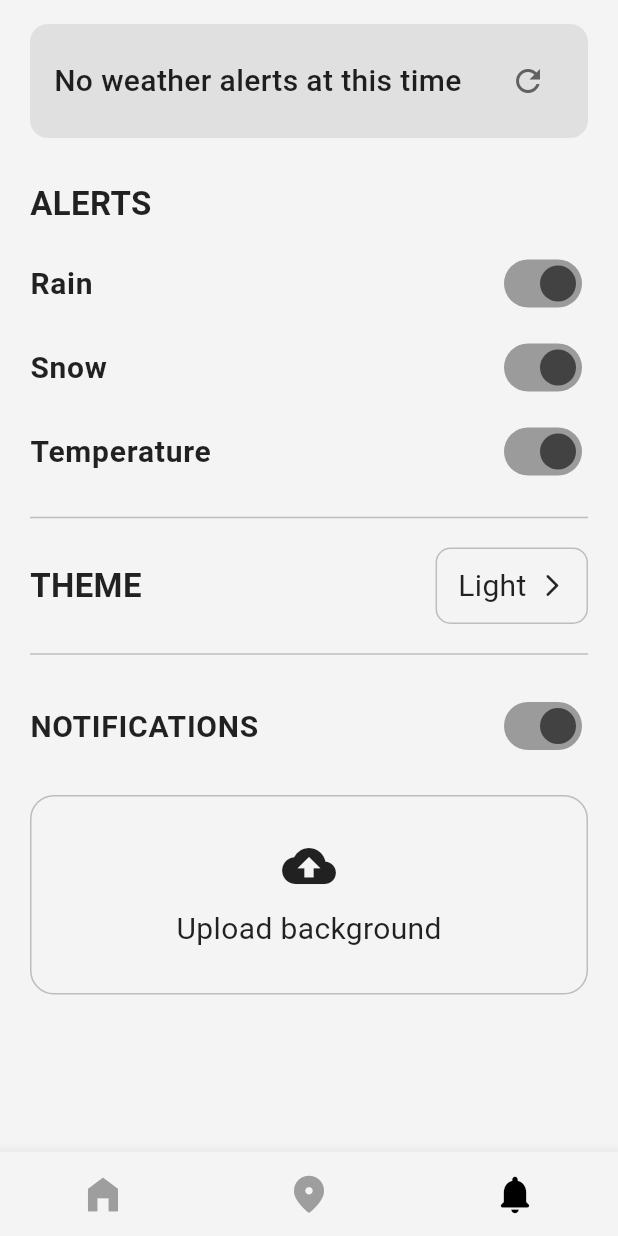
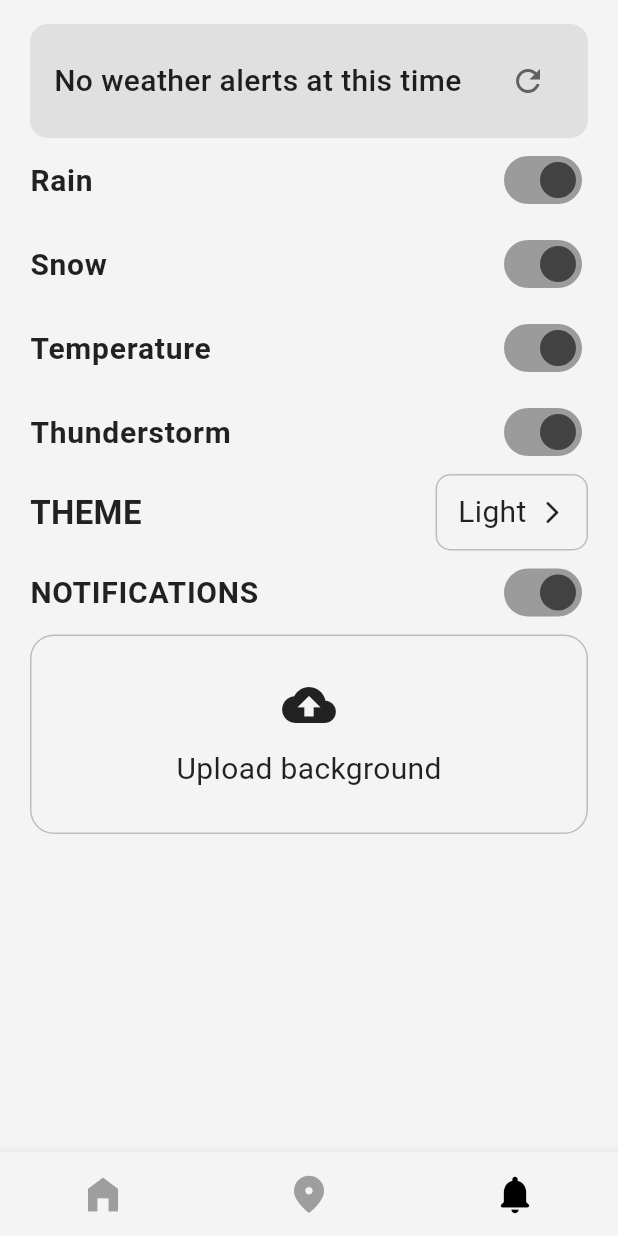
Before and after one commit to tan8325/Project-2, a Flutter app: the screen it shows after launch, item 3 of the bottom bar chosen, after a tap on the "refresh" icon, on a phone screen of 412 x 824 dp. Run offline on Flutter 3.47's test engine with Material 3 defaults, Android fonts, the light colour scheme and no system bars; our stand-ins replace cloud_firestore, file_picker, firebase_core, flutter_map, latlong2, shared_preferences and 1 more; accounts and stored records are empty; network calls fail.

Commit message:
added thunderstorm alert

```diff
--- a/lib/home_screen.dart
+++ b/lib/home_screen.dart
@@ -119,7 +119,9 @@ class _HomeScreenState extends State<HomeScreen> {
   }
 
   condition = condition.toLowerCase();
-    if (condition.contains('rain')) {
+  if (condition.contains('thunder')) {
+    return {'icon': Icons.flash_on, 'color': Colors.blueGrey}; // Thunderstorm icon
+  } else if (condition.contains('rain')) {
     return {'icon': Icons.cloudy_snowing, 'color': Colors.blueGrey};
   } else if (condition.contains('cloud')) {
     return {'icon': Icons.cloud_rounded, 'color': Colors.grey[700]};
@@ -133,6 +135,7 @@ class _HomeScreenState extends State<HomeScreen> {
     return {'icon': Icons.cloud, 'color': Colors.grey[700]};
   }
 }
+
 
   @override
   Widget build(BuildContext context) {
--- a/lib/settings_screen.dart
+++ b/lib/settings_screen.dart
@@ -1,3 +1,4 @@
+import 'dart:async';
 import 'dart:convert';
 import 'package:flutter/material.dart';
 import 'package:file_picker/file_picker.dart';
@@ -16,15 +17,32 @@ class _SettingsScreenState extends State<SettingsScreen> {
   bool _rainAlert = true;
   bool _snowAlert = true;
   bool _tempAlert = true;
+  bool _thunderstormAlert = true; // Add Thunderstorm alert
   bool _darkTheme = false;
   bool _notificationsEnabled = true;
   String? _activeAlertMessage;
+
+  Timer? _alertTimer;  // Declare a timer to periodically fetch weather alerts
 
   @override
   void initState() {
     super.initState();
     _loadPreferences();
-    _fetchWeatherAlert();
+    _fetchWeatherAlert();  // Fetch the initial alert when the screen loads
+    _startAlertTimer();    // Start the periodic timer for updates
+  }
+
+  // Start a timer that calls _fetchWeatherAlert every 15 minutes (or any interval you prefer)
+  void _startAlertTimer() {
+    _alertTimer = Timer.periodic(Duration(minutes: 15), (timer) {
+      _fetchWeatherAlert();  // Fetch the alert every 15 minutes
+    });
+  }
+
+  @override
+  void dispose() {
+    _alertTimer?.cancel();  // Cancel the timer when the widget is disposed
+    super.dispose();
   }
 
   Future<void> _loadPreferences() async {
@@ -34,6 +52,7 @@ class _SettingsScreenState extends State<SettingsScreen> {
       _rainAlert = prefs.getBool('rainAlert') ?? true;
       _snowAlert = prefs.getBool('snowAlert') ?? true;
       _tempAlert = prefs.getBool('tempAlert') ?? true;
+      _thunderstormAlert = prefs.getBool('thunderstormAlert') ?? true; // Load thunderstorm alert preference
       _notificationsEnabled = prefs.getBool('notificationsEnabled') ?? true;
     });
     themeNotifier.value = _darkTheme ? ThemeMode.dark : ThemeMode.light;
@@ -57,34 +76,27 @@ class _SettingsScreenState extends State<SettingsScreen> {
   }
 
   Future<void> _fetchWeatherAlert() async {
-    const apiKey = '4631382a3fedac89d601b33a9658b30e';
-    const lat = 33.7490;
-    const lon = -84.3880;
+    final apiKey = '4631382a3fedac89d601b33a9658b30e';
+    final lat = 33.7490;  // Latitude for Atlanta
+    final lon = -84.3880; // Longitude for Atlanta
 
-    final url = Uri.parse(
-      'https://api.openweathermap.org/data/3.0/onecall?lat=$lat&lon=$lon&exclude=minutely,hourly,daily&appid=$apiKey',
-    );
+    final url = Uri.parse('https://api.openweathermap.org/data/3.0/onecall?lat=$lat&lon=$lon&exclude=minutely,hourly,daily&appid=$apiKey');
 
     try {
       final response = await http.get(url);
       if (response.statusCode == 200) {
         final data = json.decode(response.body);
         final current = data['current'];
+
         String? alert;
 
         final weatherMain = current['weather']?[0]['main'];
-        final weatherDesc = current['weather']?[0]['description'];
-        final capitalizedDesc = weatherDesc != null
-            ? weatherDesc
-                .split(' ')
-                .map((word) => word[0].toUpperCase() + word.substring(1))
-                .join(' ')
-            : null;
-
         if (_rainAlert && weatherMain == 'Rain') {
-          alert = "Rain Alert: $capitalizedDesc";
+          alert = "Rain Alert: It's currently raining!";
         } else if (_snowAlert && weatherMain == 'Snow') {
-          alert = "Snow Alert: $capitalizedDesc";
+          alert = "Snow Alert: It's currently snowing!";
+        } else if (_thunderstormAlert && weatherMain == 'Thunderstorm') {
+          alert = "Thunderstorm Alert: It's currently thundering!";
         } else if (_tempAlert) {
           final tempKelvin = current['temp'];
           final tempF = (tempKelvin - 273.15) * 9 / 5 + 32;
@@ -97,10 +109,8 @@ class _SettingsScreenState extends State<SettingsScreen> {
         }
 
         setState(() {
-          _activeAlertMessage = alert;
+          _activeAlertMessage = alert ?? "No weather alerts at this time";
         });
-      } else {
-        print("API error: ${response.statusCode}");
       }
     } catch (e) {
       print("Failed to fetch alert: $e");
@@ -129,32 +139,10 @@ class _SettingsScreenState extends State<SettingsScreen> {
           padding: const EdgeInsets.symmetric(horizontal: 20, vertical: 16),
           children: [
             _buildAlertBanner(cardColor, textColor),
-            const SizedBox(height: 28),
-            _buildSectionTitle("ALERTS", textColor),
-            const SizedBox(height: 10),
-            _buildSwitch("Rain", _rainAlert, (val) {
-              setState(() => _rainAlert = val);
-              _updateAlertPref('rainAlert', val);
-            }, textColor),
-            _buildSwitch("Snow", _snowAlert, (val) {
-              setState(() => _snowAlert = val);
-              _updateAlertPref('snowAlert', val);
-            }, textColor),
-            _buildSwitch("Temperature", _tempAlert, (val) {
-              setState(() => _tempAlert = val);
-              _updateAlertPref('tempAlert', val);
-            }, textColor),
-            const SizedBox(height: 8),
-            Divider(thickness: 1, color: borderColor),
-            const SizedBox(height: 12),
+            _buildSwitches(textColor),
             _buildThemeSelector(borderColor, textColor),
-            const SizedBox(height: 12),
-            Divider(thickness: 1, color: borderColor),
-            const SizedBox(height: 12),
             _buildNotificationToggle(textColor),
-            const SizedBox(height: 18),
             _buildUploadButton(borderColor, textColor),
-            const SizedBox(height: 30),
           ],
         ),
       ),
@@ -187,10 +175,26 @@ class _SettingsScreenState extends State<SettingsScreen> {
     );
   }
 
-  Widget _buildSectionTitle(String title, Color textColor) {
-    return Text(
-      title,
-      style: TextStyle(fontSize: 22, fontWeight: FontWeight.bold, color: textColor),
+  Widget _buildSwitches(Color textColor) {
+    return Column(
+      children: [
+        _buildSwitch("Rain", _rainAlert, (val) {
+          setState(() => _rainAlert = val);
+          _updateAlertPref('rainAlert', val);
+        }, textColor),
+        _buildSwitch("Snow", _snowAlert, (val) {
+          setState(() => _snowAlert = val);
+          _updateAlertPref('snowAlert', val);
+        }, textColor),
+        _buildSwitch("Temperature", _tempAlert, (val) {
+          setState(() => _tempAlert = val);
+          _updateAlertPref('tempAlert', val);
+        }, textColor),
+        _buildSwitch("Thunderstorm", _thunderstormAlert, (val) {  // Add Thunderstorm alert toggle
+          setState(() => _thunderstormAlert = val);
+          _updateAlertPref('thunderstormAlert', val);
+        }, textColor),
+      ],
     );
   }
 
```
Lines whose indentation alone changed are shown as unchanged.
